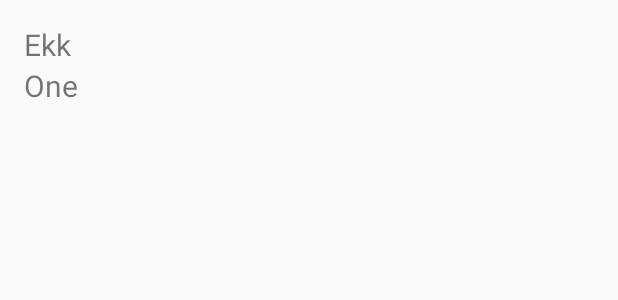
After one commit to abusayedruetcse/Miwok, an Android app: the layout list_phrases.xml on its own in the app's theme, with its tools: preview values and no code run, on a phone screen of 412 x 824 dp. The commit adds this screen. Shown: the top 300 px of the screen. Run offline under Robolectric (Android 15) with nearby library versions, the phone set to English and light mode, and no system bars.

Commit message:
PhrasesActivity .java & .xml & list_phrases.xml added

```diff
--- /dev/null
+++ b/app/src/main/res/layout/list_phrases.xml
@@ -0,0 +1,22 @@
+<?xml version="1.0" encoding="utf-8"?>
+<LinearLayout xmlns:android="http://schemas.android.com/apk/res/android"
+    xmlns:tools="http://schemas.android.com/tools"
+    android:orientation="vertical"
+    android:layout_width="match_parent"
+    android:layout_height="match_parent"
+    android:paddingTop="16dp"
+    android:paddingLeft="16dp">
+    <TextView
+        android:layout_width="match_parent"
+        android:layout_height="wrap_content"
+        android:id="@+id/bangla"
+        android:textSize="20sp"
+        tools:text="Ekk"/>
+    <TextView
+        android:layout_width="match_parent"
+        android:layout_height="wrap_content"
+        android:id="@+id/english"
+        android:textSize="20sp"
+        tools:text="One"/>
+
+</LinearLayout>
```
Also changed, not shown: app/src/main/java/com/ecxample/android/miwok/PhrasesActivity.java (+13 -0 lines), app/src/main/res/layout/activity_phrases.xml (+8 -0 lines).
